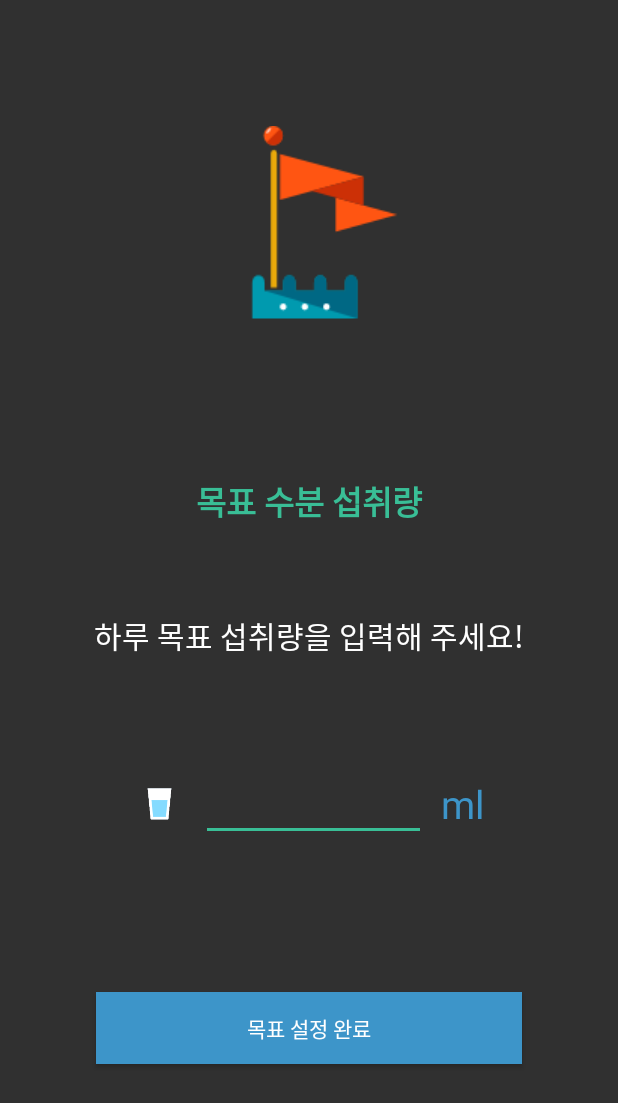
After one commit to skydoves/All-In-One, an Android app: the WaterGoalActivity screen opened directly, with no data from a screen before it, on a phone screen of 412 x 824 dp. The commit adds this screen. Shown: the top 1103 px of the screen. Run offline under Robolectric (Android 15) with nearby library versions, the phone set to English and light mode, and no system bars; our stand-ins replace Dagger/Hilt's generated code; 2 statements that could not run were skipped.

Commit message:
implements WaterGoalActivity screen

```diff
--- a/app/src/main/AndroidManifest.xml
+++ b/app/src/main/AndroidManifest.xml
@@ -3,30 +3,33 @@
     xmlns:tools="http://schemas.android.com/tools"
     package="com.skydoves.allinone">
 
-    <uses-permission android:name="android.permission.INTERNET"/>
-    <uses-permission android:name="android.permission.ACCESS_NETWORK_STATE"/>
-    <uses-permission android:name="android.permission.READ_EXTERNAL_STORAGE"/>
-    <uses-permission android:name="android.permission.WRITE_EXTERNAL_STORAGE"/>
+    <uses-permission android:name="android.permission.INTERNET" />
+    <uses-permission android:name="android.permission.ACCESS_NETWORK_STATE" />
+    <uses-permission android:name="android.permission.READ_EXTERNAL_STORAGE" />
+    <uses-permission android:name="android.permission.WRITE_EXTERNAL_STORAGE" />
 
     <application
+        android:name=".AllInOneApplication"
         android:allowBackup="true"
         android:icon="@mipmap/ic_launcher"
         android:label="@string/app_name"
         android:roundIcon="@mipmap/ic_launcher_round"
         android:supportsRtl="true"
-        android:name=".AllInOneApplication"
         android:theme="@style/AppTheme"
         android:usesCleartextTraffic="true"
         tools:ignore="AllowBackup,GoogleAppIndexingWarning,UnusedAttribute">
-        <activity android:name=".view.ui.main.MainActivity"
-                  android:screenOrientation="portrait"
-                  android:launchMode="singleInstance">
+        <activity
+            android:name=".view.ui.main.MainActivity"
+            android:launchMode="singleInstance"
+            android:screenOrientation="portrait">
             <intent-filter>
                 <action android:name="android.intent.action.MAIN" />
+
                 <category android:name="android.intent.category.LAUNCHER" />
             </intent-filter>
         </activity>
-        <activity android:name=".view.ui.intro.AppIntroActivity"/>
+        <activity android:name=".view.ui.intro.AppIntroActivity" />
+        <activity android:name=".view.ui.setting.water.WaterGoalActivity" />
     </application>
 
 </manifest>
--- a/app/src/main/java/com/skydoves/allinone/persistence/preference/SettingEntity.kt
+++ b/app/src/main/java/com/skydoves/allinone/persistence/preference/SettingEntity.kt
@@ -25,4 +25,8 @@ open class SettingEntity {
   @JvmField
   @KeyName("intro")
   val introShowed: Boolean = false
+
+  @JvmField
+  @KeyName("waterGoal")
+  val waterGoal: Int = 2000
 }
--- /dev/null
+++ b/app/src/main/java/com/skydoves/allinone/view/ui/setting/water/WaterGoalActivity.kt
@@ -0,0 +1,60 @@
+/*
+ * Copyright (C) 2019 skydoves
+ *
+ * Licensed under the Apache License, Version 2.0 (the "License");
+ * you may not use this file except in compliance with the License.
+ * You may obtain a copy of the License at
+ *
+ * http://www.apache.org/licenses/LICENSE-2.0
+ *
+ * Unless required by applicable law or agreed to in writing, software
+ * distributed under the License is distributed on an "AS IS" BASIS,
+ * WITHOUT WARRANTIES OR CONDITIONS OF ANY KIND, either express or implied.
+ * See the License for the specific language governing permissions and
+ * limitations under the License.
+ */
+
+package com.skydoves.allinone.view.ui.setting.water
+
+import android.os.Bundle
+import androidx.appcompat.app.AppCompatActivity
+import androidx.lifecycle.ViewModelProvider
+import androidx.lifecycle.ViewModelProviders
+import com.skydoves.allinone.R
+import dagger.android.AndroidInjection
+import kotlinx.android.synthetic.main.activity_water_goal.*
+import org.jetbrains.anko.toast
+import javax.inject.Inject
+
+class WaterGoalActivity : AppCompatActivity() {
+
+  @Inject
+  lateinit var viewModelFactory: ViewModelProvider.Factory
+  private val viewModel by lazy { ViewModelProviders.of(this, viewModelFactory).get(WaterGoalViewModel::class.java) }
+
+  override fun onCreate(savedInstanceState: Bundle?) {
+    AndroidInjection.inject(this)
+    super.onCreate(savedInstanceState)
+    setContentView(R.layout.activity_water_goal)
+    initializeUI()
+  }
+
+  private fun initializeUI() {
+    waterGaol.setText(viewModel.getWaterGoal().toString())
+    waterGaol_confirm.setOnClickListener {
+      val goal = waterGaol.text.toString()
+      when (validate(goal)) {
+        true -> {
+          viewModel.setWaterGoal(goal.toInt())
+          toast(getString(R.string.toast_setGoal))
+          finish()
+        }
+        false -> toast(getString(R.string.toast_wrong_goal))
+      }
+    }
+  }
+
+  private fun validate(text: String): Boolean {
+    return !(text.isEmpty() || text == "0")
+  }
+}
--- /dev/null
+++ b/app/src/main/res/layout/activity_water_goal.xml
@@ -0,0 +1,121 @@
+<?xml version="1.0" encoding="utf-8"?>
+<LinearLayout xmlns:android="http://schemas.android.com/apk/res/android"
+    android:id="@+id/activity_set_goal"
+    android:layout_width="match_parent"
+    android:layout_height="match_parent"
+    android:layout_weight="10"
+    android:background="@color/background"
+    android:orientation="vertical">
+
+    <LinearLayout
+        android:layout_width="fill_parent"
+        android:layout_height="0dp"
+        android:layout_weight="4"
+        android:gravity="center"
+        android:orientation="vertical">
+
+        <ImageView
+            android:layout_width="wrap_content"
+            android:layout_height="wrap_content"
+            android:layout_gravity="center"
+            android:layout_marginLeft="10dp"
+            android:paddingLeft="16dp"
+            android:paddingRight="16dp"
+            android:scaleType="fitXY"
+            android:src="@drawable/ic_flag" />
+
+    </LinearLayout>
+
+    <TextView
+        android:layout_width="match_parent"
+        android:layout_height="0dp"
+        android:layout_weight="1"
+        android:gravity="center"
+        android:text="@string/label_waterGoal"
+        android:textColor="@color/colorPrimary"
+        android:textSize="22sp"
+        android:textStyle="bold" />
+
+    <TextView
+        android:layout_width="wrap_content"
+        android:layout_height="0dp"
+        android:layout_gravity="center"
+        android:layout_marginTop="15dp"
+        android:layout_weight="1"
+        android:fontFamily="sans-serif-thin"
+        android:gravity="center"
+        android:paddingLeft="32dp"
+        android:paddingRight="32dp"
+        android:text="@string/label_waterGoal_description"
+        android:textColor="#ffffff"
+        android:textSize="20sp" />
+
+    <RelativeLayout
+        android:layout_width="match_parent"
+        android:layout_height="0dp"
+        android:layout_weight="2">
+
+        <LinearLayout
+            android:layout_width="wrap_content"
+            android:layout_height="wrap_content"
+            android:layout_centerInParent="true"
+            android:orientation="horizontal">
+
+            <ImageView
+                android:layout_width="35dp"
+                android:layout_height="35dp"
+                android:layout_marginRight="10dp"
+                android:scaleType="fitXY"
+                android:src="@drawable/ic_glass0"
+                android:layout_gravity="center_vertical"/>
+
+            <EditText
+                android:id="@+id/waterGaol"
+                android:layout_width="150dp"
+                android:layout_height="wrap_content"
+                android:ems="10"
+                android:gravity="center"
+                android:inputType="numberDecimal"
+                android:maxLength="4"
+                android:maxLines="1"
+                android:textColor="#ffffff"
+                android:textSize="22sp"
+                android:textStyle="bold"
+                android:layout_gravity="center_vertical"/>
+
+            <TextView
+                android:layout_width="wrap_content"
+                android:layout_height="wrap_content"
+                android:layout_marginLeft="10dp"
+                android:fontFamily="sans-serif-thin"
+                android:gravity="center"
+                android:text="@string/label_ml"
+                android:textColor="#3d95c9"
+                android:textSize="26sp"
+                android:textStyle="bold"
+                android:layout_gravity="center_vertical"/>
+        </LinearLayout>
+    </RelativeLayout>
+
+    <RelativeLayout
+        android:layout_width="match_parent"
+        android:layout_height="0dp"
+        android:layout_weight="2">
+
+        <Button
+            android:id="@+id/waterGaol_confirm"
+            android:layout_width="fill_parent"
+            android:layout_height="wrap_content"
+            android:layout_centerHorizontal="true"
+            android:layout_centerVertical="true"
+            android:layout_marginLeft="64dp"
+            android:layout_marginRight="64dp"
+            android:background="@color/waterBlue"
+            android:text="@string/label_waterGoal_confirm"
+            android:textColor="#ffffff" />
+    </RelativeLayout>
+
+    <Space
+        android:layout_width="fill_parent"
+        android:layout_height="64dp" />
+</LinearLayout>
--- a/app/src/main/res/values/strings.xml
+++ b/app/src/main/res/values/strings.xml
@@ -12,4 +12,10 @@
     <string name="label_today_weather">오늘의 미세먼지</string>
     <string name="label_drink_should">남은 섭취량</string>
     <string name="label_drink_today">오늘의 섭취량</string>
+    <string name="label_waterGoal">목표 수분 섭취량</string>
+    <string name="label_waterGoal_description">하루 목표 섭취량을 입력해 주세요!</string>
+    <string name="label_ml">ml</string>
+    <string name="label_waterGoal_confirm">목표 설정 완료</string>
+    <string name="toast_wrong_goal">올바른 목표치를 설정해주세요!</string>
+    <string name="toast_setGoal">목표치를 설정했습니다.</string>
 </resources>
```
Also changed, not shown: app/build.gradle (line endings or trailing spaces), app/src/main/res/drawable/ic_flag.png (added).
